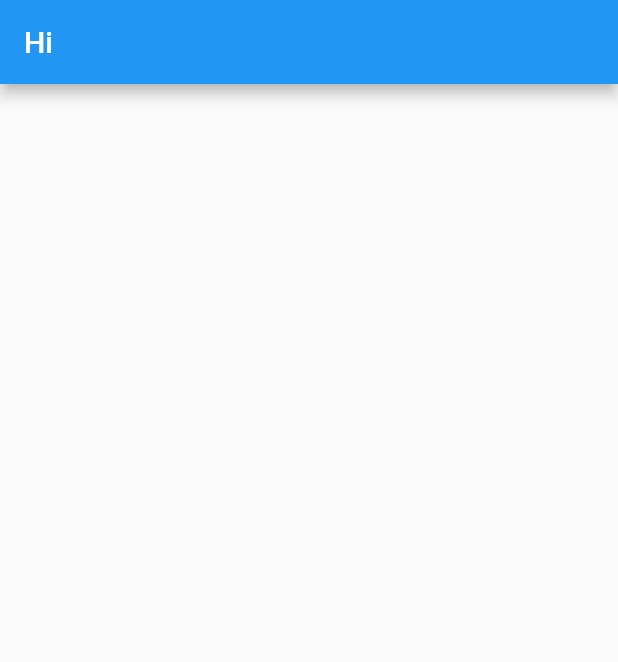
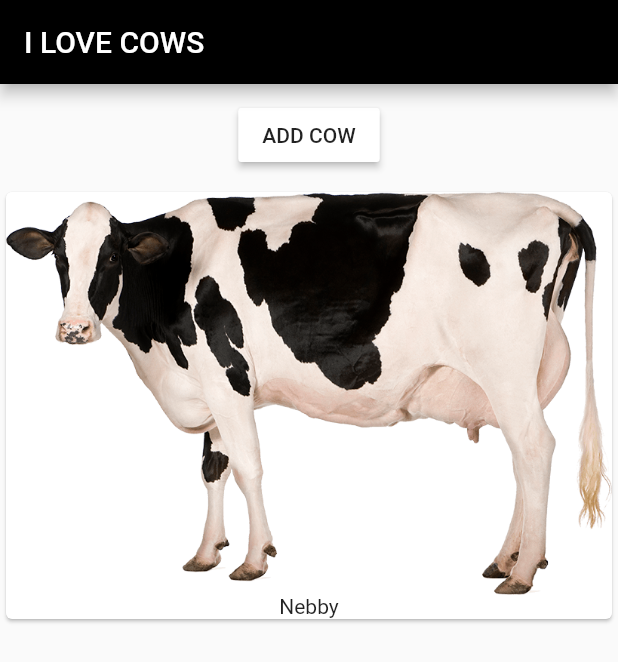
Before and after one commit to nmakucsd/Kiss-My-Round, a Flutter app: the screen it shows after launch, on a phone screen of 412 x 824 dp. Shown: the top 662 px of the screen. Run offline on Flutter 3.47's test engine with Material 2 defaults, Android fonts, the phone set to English and light mode, and no system bars.

Commit message:
Modularize Code
learned about named arguments
learned about positional arguments
widget(),
function(){}

ProductManager({this.namedArgument})
ProductManager(this.positionalArgument})

```diff
--- /dev/null
+++ b/flutter_course/lib/cow_manager.dart
@@ -0,0 +1,79 @@
+import 'package:flutter/material.dart';
+
+import './cows.dart';
+
+//Stateful widgets use the createState method while Stateless and State widgets use the build method
+//Stateful widgets also return a State it uses
+//The state contains the code that changes the data
+
+class CowManager extends StatefulWidget {
+  //remember nothing in the separated object class (stateful widget) can be changed
+  //only things in the states can change
+  //to 'change' startingCow you must re-call this class to create a new object
+  //make a new startingCow and create a new state to call build again.
+  final String startingCow;
+
+  CowManager(this.startingCow) {
+    print('SF: [CowManager widget] Constructor(startingCow)');
+  }
+
+  @override
+  State<StatefulWidget> createState() {
+    print('SF: [CowManager widget] createState()');
+    return _CowManagerState();
+  }
+}
+
+class _CowManagerState extends State<CowManager> {
+  List<String> _cows = [];
+
+  //we can access startingCow in parent class by using widget property found in material.dart
+  //init state will be called whenever CowManager is called for the first time
+  //initState runs the full build run already so you don't need to call setState
+  @override
+  void initState() {
+    print('S: [CowManager State] initState()');
+    _cows.add(widget.startingCow);
+    super.initState();
+  }
+
+
+  //this will execute whenever your connected widget (CowManager) receives new external data
+  //oldWidget is identical to widget in initState()
+  //probably use this to compare updated information with old information
+  @override
+  void didUpdateWidget (CowManager oldWidget) {
+    print('S: [CowManager State] didUpdateWidget()');
+    super.didUpdateWidget(oldWidget);
+  }
+
+
+  @override
+  Widget build(BuildContext context) {
+    print('S: [CowManager State] build()');
+    return Column(
+      children: [
+        Container(
+          //container is for the button
+          margin: EdgeInsets.all(10.0),
+          //button should change product
+          //builds again, changes List, updates card, builds new list on screen
+          //if we change product, we should also get more cards
+          //flutter by default wont update when things change (state changes)
+          child: RaisedButton(
+            onPressed: () {
+              setState(() {
+                _cows.add('Tauros');
+                print(_cows);
+              });
+            },
+            // color: Theme.of(context).primaryColor,
+            color: Color(0xFFffffff),
+            child: Text('ADD COW'),
+          ),
+        ),
+        Cows(_cows)
+      ],
+    );
+  }
+}
--- /dev/null
+++ b/flutter_course/lib/cows.dart
@@ -0,0 +1,33 @@
+import 'package:flutter/material.dart';
+
+class Cows extends StatelessWidget{
+  //final says that this is only set from the outside and mutated by replacement
+  //then it will call build with the replaced value
+  final List<String> cows;
+
+  //flutter lets you do this.cows
+  Cows(this.cows){
+        print('SL: [Cows widget] Constructor()');
+  }
+
+
+  @override
+  Widget build(BuildContext context) {
+    print('SL: [Cows widget] build()');
+
+    return  Column( //column is is a widget with children
+              children: cows //children are are a List<String> cow
+                  .map(       //every element in cow is converted to a card
+                    (element) => Card(
+                      child: Column(          //in each card is a smaller column
+                        children: <Widget>[   //each children in the column are widgets
+                          Image.asset('assets/cow.png'),  //image widget
+                          Text(element)                   //text widget with elements found in List<String>cow
+                        ],
+                      ),
+                    ),
+                  )
+                  .toList(),
+            );
+  }
+}
--- a/flutter_course/lib/main.dart
+++ b/flutter_course/lib/main.dart
@@ -1,20 +1,62 @@
 import 'package:flutter/material.dart';
 
+import './cow_manager.dart';
+
 void main() {
+  print('void main()');
   runApp(MyApp());
 }
 
 class MyApp extends StatelessWidget {
+  //before modularizing into different files and when MyApp was stateful widget
+                // //   @override
+                // //   State<StatefulWidget> createState() {
+                // //     return _MyAppState();
+                // //   }
+                // // }
+                // //my app must return myApp state
+                // // the new stateful widget creates a new state object based on own class, which extends state
+                // // and has the build method, and flutter internal will call the build method for the stateful widget
+
+
+                // //by adding <MyApp> you're indicating that this class belongs under MyApp
+                // //we manage and change data inside a stateful widget with properties
+                // //remember to look at different widgets in your code
+                // //if something does/doesn't change it can probably be put in a different widget
+                // class _MyAppState extends State<MyApp> {
+
+
   @override
   Widget build(BuildContext context) {
     //context is a positional argument, home is a named argument
+    print('SL: [MyApp() widget] build()');
+
+
+
     return MaterialApp(
+
+      // //can adjust to look like ios or whatever look (kinda like CSS)
+      // //Colors is a static property so you can look in it by cmd-click
+      // theme: ThemeData(
+      //   brightness: Brightness.dark,
+      //   primarySwatch: Colors.deepOrange,
+      //   accentColor: Colors.deepPurple
+      // ),
+
+
+
       home: Scaffold(
+
         appBar: AppBar(
-          title: Text('Hi'),
+          title: Text('I LOVE COWS'),
+          backgroundColor: Color(0xFF000000),
         ),
+
+        body: CowManager('Nebby'),
+
       ),
     );
+
     //NOTES
     //build() is assuming to return a Widget (MaterialApp()) and context is assuming type BuildContext and main is assuming void
     //MaterialApp is the final wrapper for the entire app
@@ -33,5 +75,24 @@ class MyApp extends StatelessWidget {
 
     //tip if you have only 1 line of code for a function you can do
     //void main() => runApp(myApp());
+
+    //body is the white space below the appbar
+    //child is 1 widget
+    //column can display multiple widgets up and down
+    //children is multiple widgets as an array
+    //Image holds images in the asset folder
+    //also image files need to be "unlocked" by mention in pubspec.yaml
+
+
+
+
+    //call the map() method on List: allows you to transform every element in List to
+    //new element and return it.
+    //map() takes a function as argument which holds the tranformation logic
+    //this takes every element in the _products List and converts it to a card
+    //also element is a String
+
+    //we cant convert a List into a single widget so we put it in another column
+    //we still need to convert to a List (in the end)
   }
 }
--- a/flutter_course/pubspec.yaml
+++ b/flutter_course/pubspec.yaml
@@ -45,9 +45,9 @@ flutter:
   uses-material-design: true
 
   # To add assets to your application, add an assets section, like this:
-  # assets:
-  #   - images/a_dot_burr.jpeg
-  #   - images/a_dot_ham.jpeg
+  assets:
+    - assets/cow.png
+    # - images/a_dot_ham.jpeg
 
   # An image asset can refer to one or more resolution-specific "variants", see
   # https://flutter.dev/assets-and-images/#resolution-aware.
```
Also changed, not shown: flutter_course/assets/cow.png (added).
